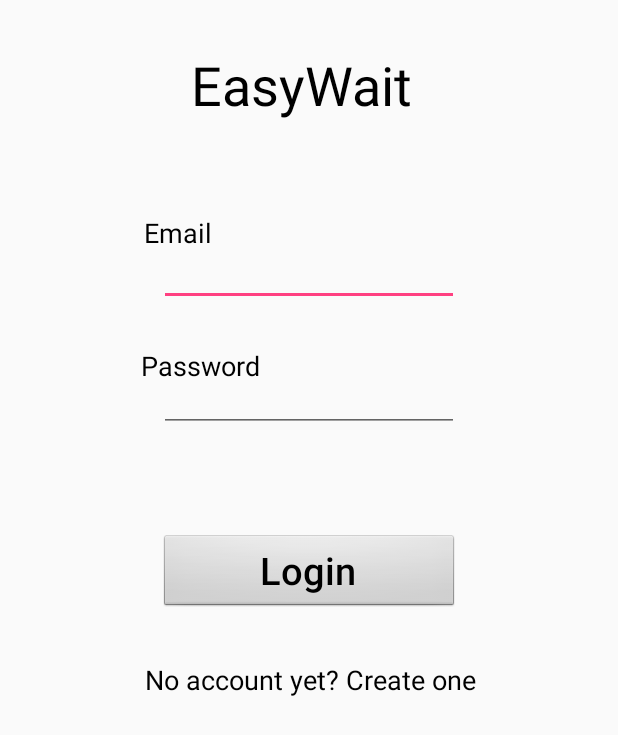
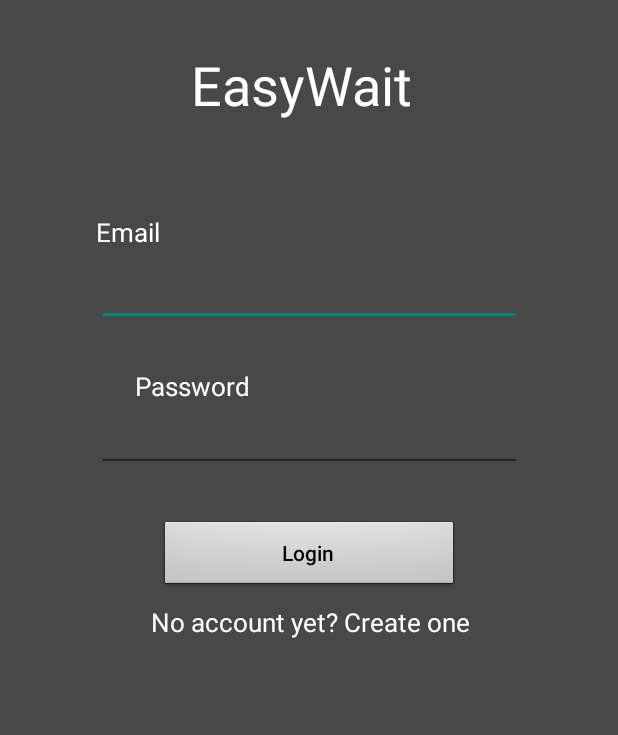
Before and after one commit to ArtemSharypov/EasyWait, an Android app: the screen it shows after launch (LoginActivity), on a phone screen of 412 x 824 dp. Shown: the top 735 px of the screen. Run offline under Robolectric (Android 15) with nearby library versions, the phone set to English and light mode, and no system bars; our stand-ins replace Firebase (no records; nobody signed in at launch, a user with empty details on screens opened directly).

Commit message:
UI updates
-Created a general theme for text views and edit texts
-Moved all hardcoded strings into resources

```diff
--- a/Android/app/src/main/res/layout/activity_login.xml
+++ b/Android/app/src/main/res/layout/activity_login.xml
@@ -4,6 +4,7 @@
     xmlns:tools="http://schemas.android.com/tools"
     android:layout_width="match_parent"
     android:layout_height="match_parent"
+    android:theme="@style/BackgroundStyle"
     tools:context="com.artem.easywait.LoginActivity">
 
     <TextView
@@ -13,34 +14,35 @@
         android:layout_marginEnd="8dp"
         android:layout_marginStart="8dp"
         android:layout_marginTop="32dp"
-        android:text="EasyWait"
+        android:text="@string/app_name"
         android:textSize="36sp"
+        android:theme="@style/TextViewStyle"
         app:layout_constraintEnd_toEndOf="parent"
         app:layout_constraintStart_toStartOf="parent"
         app:layout_constraintTop_toTopOf="parent" />
 
     <EditText
         android:id="@+id/input_email"
-        android:layout_width="200dp"
-        android:layout_height="32dp"
-        android:layout_marginEnd="8dp"
-        android:layout_marginStart="8dp"
+        android:layout_width="0dp"
+        android:layout_height="wrap_content"
+        android:layout_marginEnd="64dp"
+        android:layout_marginStart="64dp"
         android:layout_marginTop="84dp"
         android:ems="10"
-        android:inputType="textPersonName"
+        android:inputType="textEmailAddress"
         app:layout_constraintEnd_toEndOf="parent"
         app:layout_constraintStart_toStartOf="parent"
         app:layout_constraintTop_toBottomOf="@+id/title_easywait" />
 
     <EditText
         android:id="@+id/input_password"
-        android:layout_width="200dp"
-        android:layout_height="32dp"
-        android:layout_marginEnd="8dp"
-        android:layout_marginStart="8dp"
+        android:layout_width="0dp"
+        android:layout_height="wrap_content"
+        android:layout_marginEnd="64dp"
+        android:layout_marginStart="64dp"
         android:layout_marginTop="52dp"
         android:ems="10"
-        android:inputType="textPersonName"
+        android:inputType="textPassword"
         app:layout_constraintEnd_toEndOf="parent"
         app:layout_constraintStart_toStartOf="parent"
         app:layout_constraintTop_toBottomOf="@+id/input_email" />
@@ -49,36 +51,33 @@
         android:id="@+id/title_email"
         android:layout_width="113dp"
         android:layout_height="29dp"
-        android:layout_marginEnd="8dp"
-        android:layout_marginStart="8dp"
-        android:text="Email"
-        android:textSize="18sp"
+        android:layout_marginStart="64dp"
+        android:text="@string/email"
+        android:theme="@style/TextViewStyle"
         app:layout_constraintBottom_toTopOf="@+id/input_email"
-        app:layout_constraintEnd_toEndOf="parent"
-        app:layout_constraintHorizontal_bias="0.311"
         app:layout_constraintStart_toStartOf="parent" />
 
     <TextView
         android:id="@+id/title_password"
         android:layout_width="wrap_content"
         android:layout_height="wrap_content"
-        android:layout_marginEnd="8dp"
-        android:layout_marginStart="8dp"
-        android:text="Password"
-        android:textSize="18sp"
+        android:layout_marginEnd="220dp"
+        android:layout_marginStart="64dp"
+        android:text="@string/password"
+        android:theme="@style/TextViewStyle"
         app:layout_constraintBottom_toTopOf="@+id/input_password"
         app:layout_constraintEnd_toEndOf="parent"
-        app:layout_constraintHorizontal_bias="0.272"
         app:layout_constraintStart_toStartOf="parent" />
 
     <Button
         android:id="@+id/button_login"
+        style="@style/ButtonStyle"
         android:layout_width="200dp"
         android:layout_height="wrap_content"
         android:layout_marginEnd="8dp"
         android:layout_marginStart="8dp"
-        android:layout_marginTop="68dp"
-        android:text="Login"
+        android:layout_marginTop="32dp"
+        android:text="@string/login"
         app:layout_constraintEnd_toEndOf="parent"
         app:layout_constraintStart_toStartOf="parent"
         app:layout_constraintTop_toBottomOf="@+id/input_password" />
@@ -89,9 +88,9 @@
         android:layout_height="wrap_content"
         android:layout_marginEnd="8dp"
         android:layout_marginStart="8dp"
-        android:layout_marginTop="32dp"
-        android:text="No account yet? Create one"
-        android:textSize="18sp"
+        android:layout_marginTop="8dp"
+        android:text="@string/no_account"
+        android:theme="@style/TextViewStyle"
         app:layout_constraintEnd_toEndOf="parent"
         app:layout_constraintHorizontal_bias="0.504"
         app:layout_constraintStart_toStartOf="parent"
--- a/Android/app/src/main/res/layout/activity_signed_in.xml
+++ b/Android/app/src/main/res/layout/activity_signed_in.xml
@@ -3,7 +3,8 @@
     xmlns:app="http://schemas.android.com/apk/res-auto"
     xmlns:tools="http://schemas.android.com/tools"
     android:layout_width="match_parent"
-    android:layout_height="match_parent">
+    android:layout_height="match_parent"
+    android:theme="@style/BackgroundStyle">
 
     <android.support.v7.widget.Toolbar
         android:id="@+id/toolbar"
@@ -19,6 +20,5 @@
         app:layout_constraintBottom_toBottomOf="parent"
         app:layout_constraintEnd_toEndOf="parent"
         app:layout_constraintStart_toStartOf="parent"
-        app:layout_constraintTop_toBottomOf="@+id/toolbar">
-    </FrameLayout>
+        app:layout_constraintTop_toBottomOf="@+id/toolbar"></FrameLayout>
 </android.support.constraint.ConstraintLayout>
--- a/Android/app/src/main/res/layout/fragment_settings.xml
+++ b/Android/app/src/main/res/layout/fragment_settings.xml
@@ -2,6 +2,7 @@
     xmlns:tools="http://schemas.android.com/tools"
     android:layout_width="match_parent"
     android:layout_height="match_parent"
+    android:theme="@style/BackgroundStyle"
     tools:context="com.artem.easywait.SettingsFragment">
 
 </FrameLayout>
--- a/Android/app/src/main/res/values/colors.xml
+++ b/Android/app/src/main/res/values/colors.xml
@@ -3,4 +3,14 @@
     <color name="colorPrimary">#3F51B5</color>
     <color name="colorPrimaryDark">#303F9F</color>
     <color name="colorAccent">#FF4081</color>
+
+    <color name="primaryColor">#212121</color>
+    <color name="primaryLightColor">#484848</color>
+    <color name="primaryDarkColor">#000000</color>
+    <color name="secondaryColor">#1976d2</color>
+    <color name="secondaryLightColor">#63a4ff</color>
+    <color name="secondaryDarkColor">#004ba0</color>
+    <color name="primaryTextColor">#ffffff</color>
+    <color name="secondaryTextColor">#ffffff</color>
+    <color name="rowBackgroundColor">#424242</color>
 </resources>
--- a/Android/app/src/main/res/values/strings.xml
+++ b/Android/app/src/main/res/values/strings.xml
@@ -2,5 +2,18 @@
     <string name="app_name">EasyWait</string>
     <string name="sign_out">Sign out</string>
     <string name="settings">Settings</string>
-
+    <string name="num_reservations"># Reservations: </string>
+    <string name="average_wait">Average wait</string>
+    <string name="notify_next">Notify Next</string>
+    <string name="new_reservation">New Reservation</string>
+    <string name="seat_next">Seat Next</string>
+    <string name="name">Name</string>
+    <string name="phone_number">Phone Number</string>
+    <string name="num_people">Number of People</string>
+    <string name="email">Email</string>
+    <string name="password">Password</string>
+    <string name="create_account">Create Account</string>
+    <string name="already_have_acc">Already have an account? Login</string>
+    <string name="login">Login</string>
+    <string name="no_account">No account yet? Create one</string>
 </resources>
--- a/Android/app/src/main/res/values/styles.xml
+++ b/Android/app/src/main/res/values/styles.xml
@@ -1,42 +1,49 @@
 <resources>
 
     <style name="AppTheme" parent="Theme.AppCompat.Light.NoActionBar">
-        <item name="colorPrimary">@color/colorPrimaryDark</item>
+        <item name="colorPrimary">@color/primaryColor</item>
         <item name="colorPrimaryDark">@android:color/black</item>
         <item name="colorAccent">@color/colorAccent</item>
-        <item name="android:textViewStyle">@style/RobotoTextViewStyle</item>
-        <item name="android:buttonStyle">@style/RobotoButtonStyle</item>
+        <item name="android:textViewStyle">@style/TextViewStyle</item>
+        <item name="android:buttonStyle">@style/ButtonStyle</item>
+        <item name="android:editTextStyle">@style/EditTextStyle</item>
+        <item name="android:itemBackground">@color/primaryColor</item>
     </style>
 
     <style name="ToolbarTheme" parent="AppTheme">
         <item name="actionMenuTextColor">@android:color/white</item>
         <item name="colorControlNormal">@android:color/white</item>
         <item name="android:textColorPrimary">@android:color/white</item>
+        <item name="android:background">@color/primaryColor</item>
     </style>
 
-    <style name="RobotoTextViewStyle" parent="android:Widget.TextView">
+    <style name="TextViewStyle" parent="android:Widget.TextView">
         <item name="android:fontFamily">sans-serif</item>
         <item name="android:textSize">17sp</item>
-        <item name="android:textColor">@android:color/black</item>
+        <item name="android:textColor">@color/primaryTextColor</item>
     </style>
 
-    <style name="RobotoButtonStyle" parent="android:Widget.Button">
+    <style name="ButtonStyle" parent="android:Widget.Button">
         <item name="android:fontFamily">sans-serif-medium</item>
         <item name="android:textColor">@android:color/black</item>
-        <item name="android:textSize">25sp</item>
+        <item name="android:textSize">14sp</item>
     </style>
 
-    <style name="RobotoSpinnerStyle" parent="android:Widget.Spinner.DropDown">
-        <item name="android:fontFamily">sans-serif</item>
-        <item name="android:textColor">@android:color/black</item>
+    <style name="EditTextStyle" parent="android:Widget.EditText">
+        <item name="android:textSize">17sp</item>
+        <item name="android:backgroundTint">@color/primaryTextColor</item>
+        <item name="colorControlNormal">@android:color/white</item>
+        <item name="colorControlActivated">@android:color/white</item>
+        <item name="colorControlHighlight">@android:color/white</item>
     </style>
 
-    <style name="NavDrawerTextStyle" parent="Base.TextAppearance.AppCompat">
-        <item name="android:textColor">@android:color/white</item>
+    <style name="RowStyle" parent="Theme.AppCompat.Light.NoActionBar">
+        <item name="android:background">@color/rowBackgroundColor</item>
+        <item name="android:textColor">@color/primaryTextColor</item>
     </style>
 
-    <style name="AppTheme.NavigationView" >
-        <item name="android:listDivider">@android:color/white</item>
-        <item name="android:textColorSecondary">@android:color/darker_gray</item>
+    <style name="BackgroundStyle" parent="Theme.AppCompat.Light.NoActionBar">
+        <item name="android:background">@color/primaryLightColor</item>
+        <item name="android:textColor">@color/primaryTextColor</item>
     </style>
 </resources>
```
Also changed, not shown: Android/app/src/main/res/layout/activity_sign_up.xml (+24 -27 lines), Android/app/src/main/res/layout/dialog_edit_reservation.xml (+28 -15 lines), Android/app/src/main/res/layout/dialog_new_reservation.xml (+22 -9 lines), Android/app/src/main/res/layout/fragment_reservations_display.xml (+19 -16 lines), Android/app/src/main/res/layout/listview_row_reservation.xml (+6 -1 lines).
